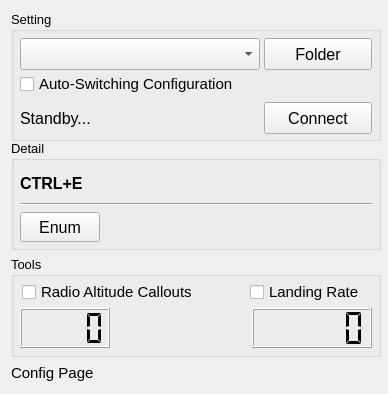
The window that widget.ui (rowesir/MFS-Key2Airport) describes before a commit, drawn with Qt 5.
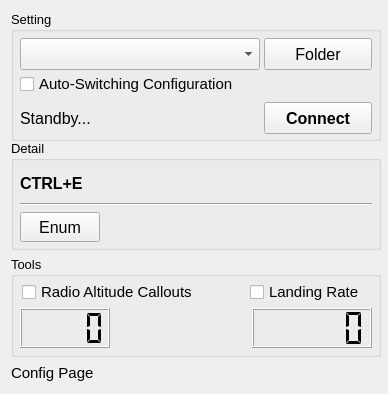
The same window after the commit. Icons and pictures are not drawn.

```diff
--- a/widget.ui
+++ b/widget.ui
@@ -168,7 +168,9 @@
         </property>
         <property name="font">
          <font>
+          <family>Microsoft Sans Serif</family>
           <pointsize>12</pointsize>
+          <bold>true</bold>
          </font>
         </property>
         <property name="text">
```
